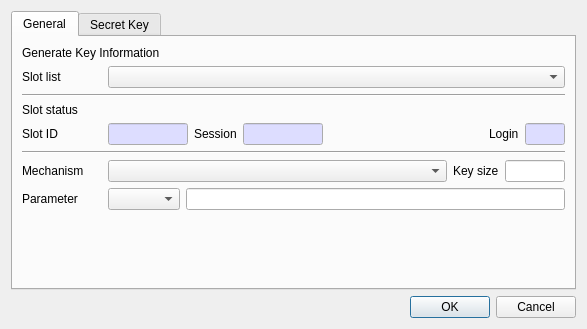
The window that CryptokiMan/gen_key_dlg.ui (jykim74/CryptokiMan) describes before a commit, drawn with Qt 5.
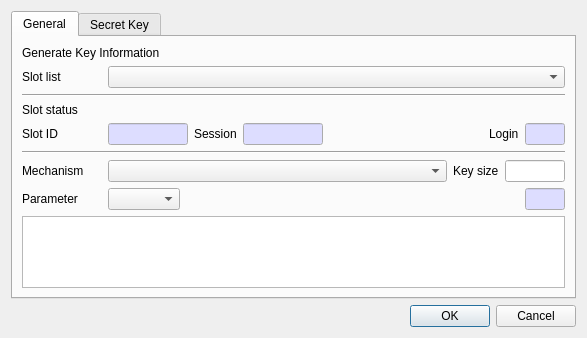
The same window after the commit.

Diff of the .ui file:
```diff
--- a/CryptokiMan/gen_key_dlg.ui
+++ b/CryptokiMan/gen_key_dlg.ui
@@ -347,11 +347,86 @@
          <item row="0" column="1">
           <widget class="QComboBox" name="mParamCombo"/>
          </item>
+         <item row="0" column="3">
+          <widget class="QLineEdit" name="mParamLenText">
+           <property name="minimumSize">
+            <size>
+             <width>40</width>
+             <height>0</height>
+            </size>
+           </property>
+           <property name="maximumSize">
+            <size>
+             <width>40</width>
+             <height>16777215</height>
+            </size>
+           </property>
+           <property name="palette">
+            <palette>
+             <active>
+              <colorrole role="Base">
+               <brush brushstyle="SolidPattern">
+                <color alpha="255">
+                 <red>221</red>
+                 <green>221</green>
+                 <blue>255</blue>
+                </color>
+               </brush>
+              </colorrole>
+             </active>
+             <inactive>
+              <colorrole role="Base">
+               <brush brushstyle="SolidPattern">
+                <color alpha="255">
+                 <red>221</red>
+                 <green>221</green>
+                 <blue>255</blue>
+                </color>
+               </brush>
+              </colorrole>
+             </inactive>
+             <disabled>
+              <colorrole role="Base">
+               <brush brushstyle="SolidPattern">
+                <color alpha="255">
+                 <red>240</red>
+                 <green>240</green>
+                 <blue>240</blue>
+                </color>
+               </brush>
+              </colorrole>
+             </disabled>
+            </palette>
+           </property>
+           <property name="readOnly">
+            <bool>true</bool>
+           </property>
+          </widget>
+         </item>
          <item row="0" column="2">
-          <widget class="QLineEdit" name="mParamText"/>
+          <spacer name="horizontalSpacer">
+           <property name="orientation">
+            <enum>Qt::Horizontal</enum>
+           </property>
+           <property name="sizeHint" stdset="0">
+            <size>
+             <width>40</width>
+             <height>20</height>
+            </size>
+           </property>
+          </spacer>
          </item>
         </layout>
        </item>
+       <item>
+        <widget class="QPlainTextEdit" name="mParamText">
+         <property name="font">
+          <font>
+           <family>굴림체</family>
+          </font>
+         </property>
+        </widget>
+       </item>
        <item>
         <spacer name="verticalSpacer">
          <property name="orientation">
```
Left out of the diff: 2 changed lines with no effect on the pictures.
